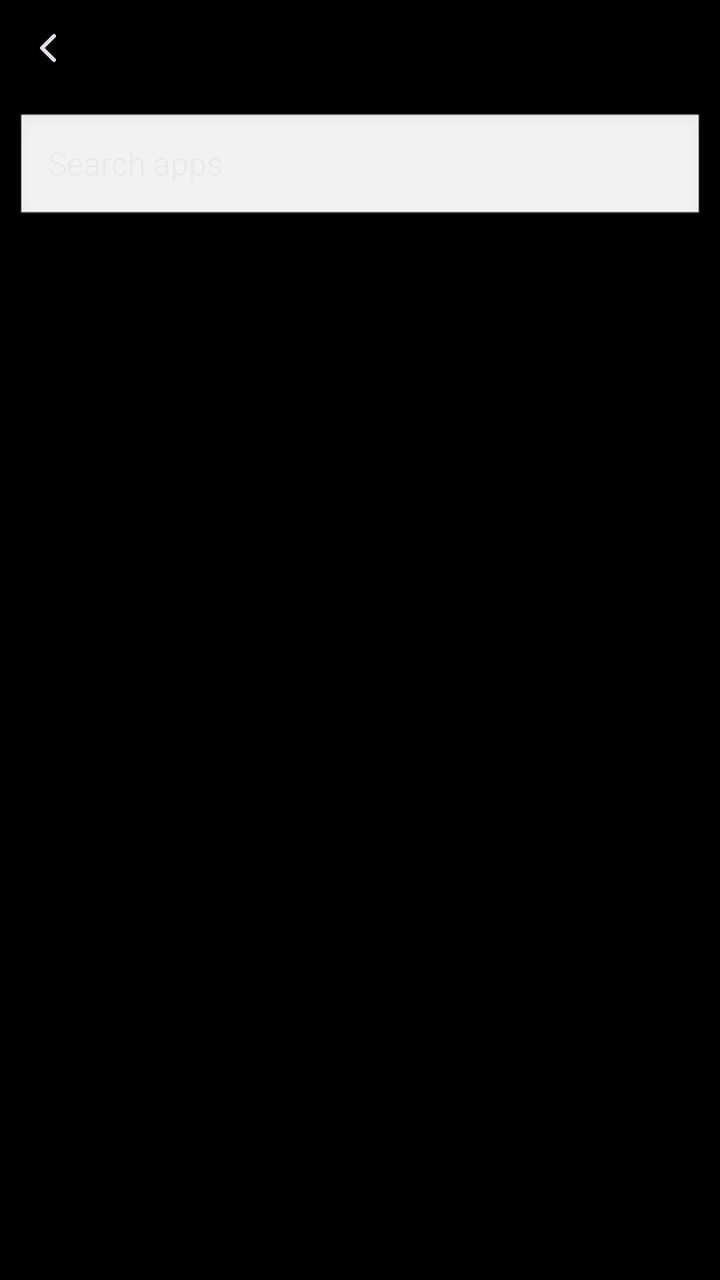
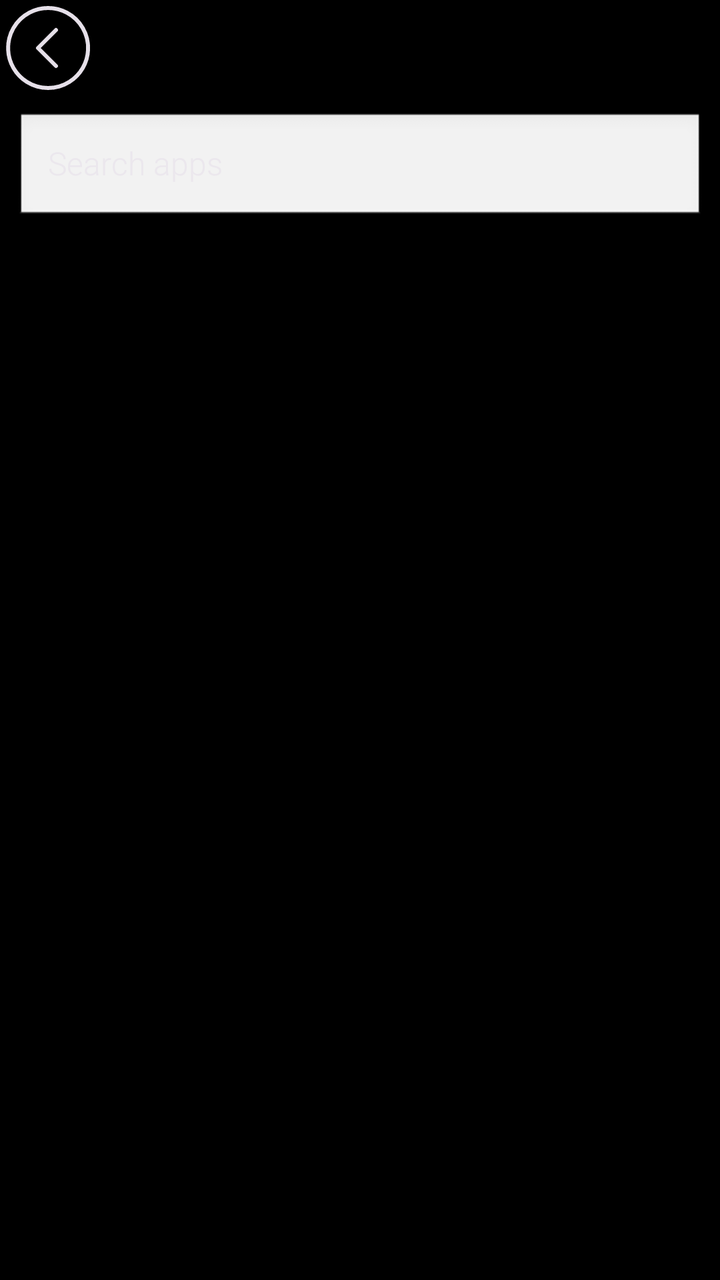

Screens rendered from an Android XML layout before and after an edit, with the pre-edit source and the edit as a unified diff.
<!-- AndroidManifest.xml: application theme Theme.Win10.Dark -->
<!-- res/layout/activity_all_apps.xml -->
<?xml version="1.0" encoding="utf-8"?>
<LinearLayout xmlns:android="http://schemas.android.com/apk/res/android"
    android:id="@+id/root"
    android:layout_width="match_parent"
    android:layout_height="match_parent"
    android:orientation="vertical">

    <LinearLayout
        android:layout_width="match_parent"
        android:layout_height="wrap_content"
        android:orientation="horizontal">

        <ImageView
            android:id="@+id/backArrow"
            android:layout_width="48dp"
            android:layout_height="48dp"
            android:contentDescription="Back to Start"
            android:scaleType="center"
            android:src="@drawable/ic_chevron_left"
            android:tint="?android:attr/textColorPrimary" />

        <TextView
            android:id="@+id/titleBar"
            android:layout_width="0dp"
            android:layout_height="wrap_content"
            android:layout_gravity="center_vertical"
            android:layout_marginTop="12dp"
            android:layout_weight="1"
            android:fontFamily="sans-serif-light"
            android:textSize="24sp" />
    </LinearLayout>

    <EditText
        android:id="@+id/searchBox"
        android:layout_width="match_parent"
        android:layout_height="56dp"
        android:layout_margin="8dp"
        android:background="@android:drawable/edit_text"
        android:fontFamily="sans-serif-light"
        android:hint="Search apps"
        android:imeOptions="actionSearch"
        android:inputType="text"
        android:paddingStart="16dp"
        android:paddingEnd="16dp"
        android:singleLine="true"
        android:textSize="16sp" />

    <androidx.recyclerview.widget.RecyclerView
        android:id="@+id/appsList"
        android:layout_width="match_parent"
        android:layout_height="0dp"
        android:layout_weight="1"
        android:clipChildren="false"
        android:clipToPadding="false"
        android:paddingStart="16dp"
        android:paddingBottom="16dp"
        android:scrollbars="vertical" />
</LinearLayout>
<!-- resources referenced by this layout -->
<resources>
  <!-- drawable ic_chevron_left (drawable) -->
  <vector xmlns:android="http://schemas.android.com/apk/res/android"
      android:width="24dp"
      android:height="24dp"
      android:viewportWidth="24"
      android:viewportHeight="24">
      <path
          android:fillColor="#00000000"
          android:pathData="M15,6 L9,12 L15,18"
          android:strokeWidth="2"
          android:strokeColor="#FFFFFF"
          android:strokeLineCap="round"
          android:strokeLineJoin="round" />
  </vector>
  <style name="Theme.Win10.Dark" parent="Theme.Material3.Dark.NoActionBar">
          <item name="android:windowBackground">@color/wp_black</item>
          <item name="android:statusBarColor">@color/wp_black</item>
          <item name="android:navigationBarColor">@color/wp_black</item>
          <item name="android:windowDrawsSystemBarBackgrounds">true</item>
          <item name="android:windowLightStatusBar">false</item>
          <item name="android:windowLightNavigationBar">false</item>
          <item name="android:windowAnimationStyle">@style/Anim.Instant</item>
          <item name="android:windowDisablePreview">true</item>
      </style>
  <color name="wp_black">#FF000000</color>
  <style name="Anim.Instant" parent="@android:style/Animation">
          <item name="android:windowEnterAnimation">@anim/none</item>
          <item name="android:windowExitAnimation">@anim/none</item>
          <item name="android:activityOpenEnterAnimation">@anim/none</item>
          <item name="android:activityOpenExitAnimation">@anim/none</item>
          <item name="android:activityCloseEnterAnimation">@anim/none</item>
          <item name="android:activityCloseExitAnimation">@anim/none</item>
      </style>
</resources>

<!-- the commit's change to res/layout/activity_all_apps.xml (unified diff, before → after) -->
@@ -16,7 +16,7 @@
             android:layout_height="48dp"
             android:contentDescription="Back to Start"
             android:scaleType="center"
-            android:src="@drawable/ic_chevron_left"
+            android:src="@drawable/ic_arrow_circle_left"
             android:tint="?android:attr/textColorPrimary" />
 
         <TextView
<!-- resource entries referenced after the edit -->
@@ -1,14 +1,20 @@
 <!-- resources referenced by this layout -->
 <resources>
-  <!-- drawable ic_chevron_left (drawable) -->
+  <!-- drawable ic_arrow_circle_left (drawable) -->
   <vector xmlns:android="http://schemas.android.com/apk/res/android"
-      android:width="24dp"
-      android:height="24dp"
-      android:viewportWidth="24"
-      android:viewportHeight="24">
+      android:width="48dp"
+      android:height="48dp"
+      android:viewportWidth="48"
+      android:viewportHeight="48">
       <path
           android:fillColor="#00000000"
-          android:pathData="M15,6 L9,12 L15,18"
+          android:pathData="M24,4 a20,20 0 1,0 0.1,0"
+          android:strokeWidth="2"
+          android:strokeColor="#FFFFFF"
+          android:strokeLineCap="round" />
+      <path
+          android:fillColor="#00000000"
+          android:pathData="M28,15 L19,24 L28,33"
           android:strokeWidth="2"
           android:strokeColor="#FFFFFF"
           android:strokeLineCap="round"
